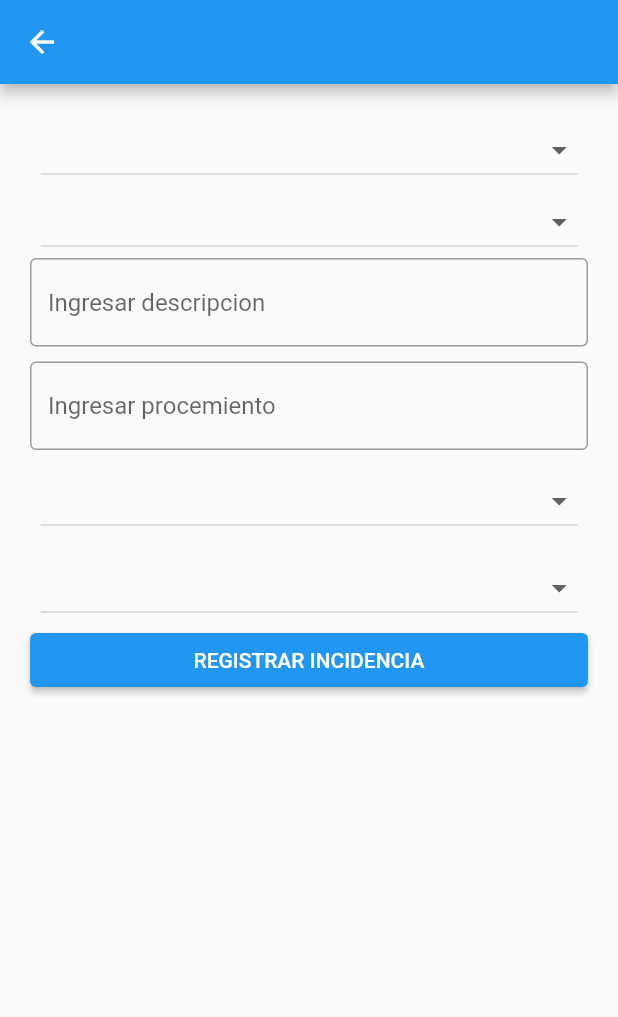
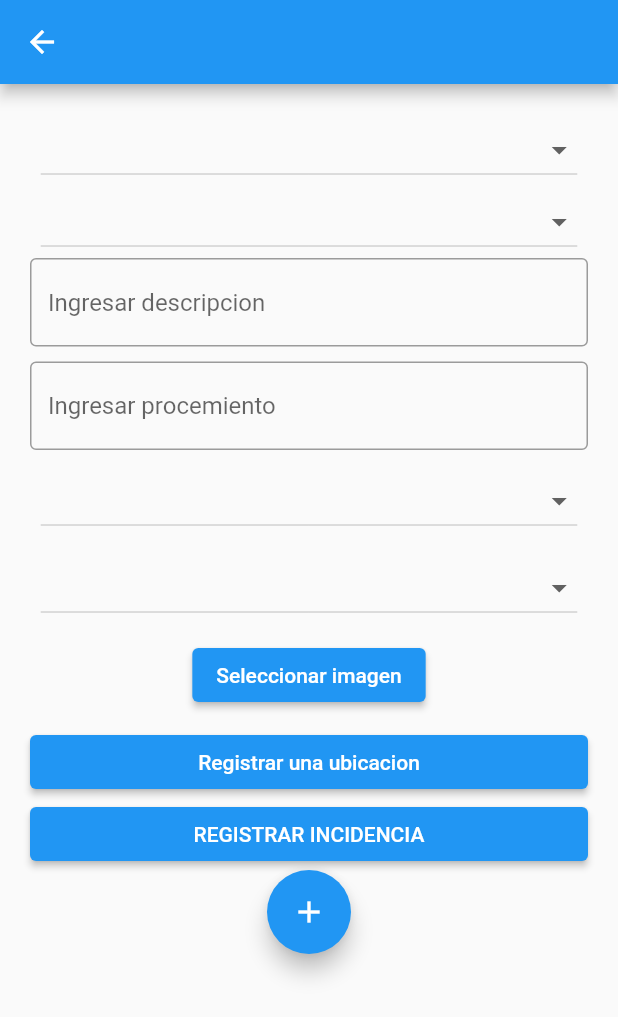
Before and after one commit to malenarojas/Proyecto-taller, a Flutter app: the RegistrarIncidenciasScreen screen opened directly, on a phone screen of 412 x 824 dp. Shown: the top 1017 px of the screen. Run offline on Flutter 3.47's test engine with Material 2 defaults, Android fonts, the phone set to English and light mode, and no system bars; our stand-ins replace equatable, firebase_core, firebase_messaging, flutter_bloc, go_router, image_picker and 3 more; accounts and stored records are empty; network calls fail.

Commit message:
subiendo la IA

```diff
--- a/lib/config/constants.dart
+++ b/lib/config/constants.dart
@@ -1,3 +1,3 @@
 class Constants {
-  static final API_URL = "http://192.168.99.2:3001/api/v1/mobile";
+  static final API_URL = "http://192.168.0.41:3001/api/v1/mobile";
 }
--- a/lib/main.dart
+++ b/lib/main.dart
@@ -1,5 +1,4 @@
 import 'package:flutter/material.dart';
-import 'package:login/screens/Incidencias_screen.dart';
 import 'package:login/screens/actividad1_screen.dart';
 import 'package:login/screens/actividad_screen.dart';
 import 'package:login/screens/home_screen.dart';
@@ -53,7 +52,7 @@ class _MyAppState extends State<MyApp> {
         // scaffoldMessengerKey: messengerKey,
         routes: {
           'Login': (context) => const LoginScreen(),
-          'Incidencia': (context) => IncidenciasScreen(),
+          //'Incidencia': (context) => IncidenciasScreen(),
           'Home': (context) => const HomeScreen(),
           'message': (context) => message_screen(),
           'actividad': (context) => const actividad_screen(),
--- a/lib/models/Estamento.dart
+++ b/lib/models/Estamento.dart
@@ -1,6 +1,47 @@
+import 'dart:convert';
 class Estamento {
   int idEstamento;
   String nombre;
   int codigo;
-  Estamento(this.idEstamento, this.nombre, this.codigo);
+  String foto;
+
+  Estamento({
+    required this.idEstamento,
+    required this.nombre,
+    required this.codigo,
+    required this.foto,
+  });
+
+  factory Estamento.fromJson(String str) =>
+      Estamento.fromMap(json.decode(str));
+
+  String toJson() => json.encode(toMap());
+
+  factory Estamento.fromMap(Map<String, dynamic> json) => Estamento(
+        idEstamento: json["idEstamento"],
+        nombre: json["nombre"],
+        codigo: json["codigo"],
+        foto: json["foto"],
+      );
+
+  Map<String, dynamic> toMap() => {
+        "idEstamento": idEstamento,
+        "nombre": nombre,
+        "codigo": codigo,
+        "foto": foto,
+      };
+
+  bool get isEmpty => idEstamento == 0 && nombre.isEmpty && codigo == 0;
+
+  static List<Estamento> parseEstamentos(String jsonString) {
+    final Map<String, dynamic> parsedJson = json.decode(jsonString);
+    final List<dynamic>? estamentosListJson = parsedJson['estamentos'];
+    if (estamentosListJson != null) {
+      return estamentosListJson
+          .map((estamento) => Estamento.fromMap(estamento))
+          .toList();
+    } else {
+      return [];
+    }
+  }
 }
--- a/lib/models/Incidencia.dart
+++ b/lib/models/Incidencia.dart
@@ -9,6 +9,7 @@ class Incidencia {
   int idOperativo;
   int idCategoria;
   int idTipoIncidencia;
+  int idDenuncia;
   int idZona;
   String zona;
   String fechaCreacion;
@@ -24,7 +25,9 @@ class Incidencia {
       this.idOperativo,
       this.idCategoria,
       this.idTipoIncidencia,
+      this.idDenuncia,
       this.idZona,
       this.zona,
-      this.fechaCreacion);
+      this.fechaCreacion,
+      item);
 }
--- a/lib/screens/RegistrarIncidencias_screen.dart
+++ b/lib/screens/RegistrarIncidencias_screen.dart
@@ -1,8 +1,11 @@
 import 'dart:convert';
+import 'dart:io';
 
 import 'package:flutter/material.dart';
 import 'package:http/http.dart' as http;
+import 'package:image_picker/image_picker.dart';
 import 'package:login/config/constants.dart';
+import 'package:login/screens/Facial_screen.dart';
 
 import '../models/Estamento.dart';
 import '../models/Tipo.dart';
@@ -32,8 +35,8 @@ class _RegistrarIncidenciasScreenState
 
   Estamento? selectedEstamento;
   List<Estamento> estamentos = [
-    Estamento(4, "Malena Rojas", 218044322),
-    Estamento(6, "Maria Angélica Miranda Mendoza", 218123821),
+    Estamento(idEstamento: 4,nombre: 'malena Rojas Camargo', codigo: 218099282, foto: ''),
+    Estamento(idEstamento: 6,nombre: 'Angelica miranda mendoza', codigo: 218099282, foto: ''),
   ];
   Categoria? selectedCategoria;
   List<Categoria> categorias = [
@@ -58,6 +61,8 @@ class _RegistrarIncidenciasScreenState
     Zona(2, "Modulos"),
     Zona(3, "Rectorado"),
   ];
+
+  File? selectedImage;
 
   @override
   Widget build(BuildContext context) {
@@ -190,8 +195,29 @@ class _RegistrarIncidenciasScreenState
                   },
                 ).toList(),
               ),
-
-
+                 const SizedBox(height: 10),
+              ElevatedButton(
+                onPressed: () {
+                  pickImage();
+                },
+                child: Text("Seleccionar imagen"),
+              ),
+              selectedImage != null
+                  ? Image.file(selectedImage!)
+                  : Container(),
+              const SizedBox(height: 10),
+                 SizedBox(
+                  width: double.infinity,
+                  child: Padding(
+                    padding: EdgeInsets.symmetric(horizontal: 0),
+                    child: ElevatedButton(
+                      onPressed: () {
+                        //guardarRegistro();
+                      },
+                      child: Text("Registrar una ubicacion"),
+                    ),
+                  ),
+                ),
                  SizedBox(
                   width: double.infinity,
                   child: Padding(
@@ -199,17 +225,41 @@ class _RegistrarIncidenciasScreenState
                     child: ElevatedButton(
                       onPressed: () {
                         guardarRegistro();
+                         mostrarMensaje('Se guardo correctamente');
                       },
                       child: Text("REGISTRAR INCIDENCIA"),
                     ),
                   ),
                 ),
-
+               FloatingActionButton(
+               onPressed: () {
+                Navigator.push(
+                  context,
+                  MaterialPageRoute(
+                      builder: (context) => FacialScreen()),
+                );
+              },
+              child: Icon(Icons.add),
+            ),
             ],
           ),
         ),
       ),
     );
+  }
+  void mostrarMensaje(String mensaje) {
+  final snackBar = SnackBar(content: Text(mensaje));
+  ScaffoldMessenger.of(context).showSnackBar(snackBar);
+}
+  Future<void> pickImage() async {
+    final picker = ImagePicker();
+    final pickedImage = await picker.pickImage(source: ImageSource.gallery);
+
+    setState(() {
+      if (pickedImage != null) {
+        selectedImage = File(pickedImage.path);
+      }
+    });
   }
 
   Future<void> guardarRegistro() async {
@@ -229,6 +279,12 @@ class _RegistrarIncidenciasScreenState
     String url = "${Constants.API_URL}/incidents";
 
     try {
+        List<String> base64Images = [];
+      if (selectedImage != null) {
+        List<int> imageBytes = await selectedImage!.readAsBytes();
+        String base64Image = base64Encode(imageBytes);
+        base64Images.add(base64Image);
+      }
       // Envío de los datos del registro al backend
       Map<String, String> headers = {
         'Content-Type': 'application/json',
@@ -246,6 +302,7 @@ class _RegistrarIncidenciasScreenState
         'idCategoria': idCategoria,
         'idTipoIncidencia': idTipoIncidencia,
         'idZona': idZona,
+        'imagenes':  jsonEncode(base64Images),
       };
 
       print('Enviando body: $body');
--- a/lib/screens/login_screen.dart
+++ b/lib/screens/login_screen.dart
@@ -1,5 +1,5 @@
 import 'package:flutter/material.dart';
-import 'package:login/screens/Incidencias_screen.dart';
+import 'package:login/screens/RegistrarIncidencias_screen.dart';
 import 'package:login/widgets/input_decoration.dart';
 
 class LoginScreen extends StatelessWidget {
@@ -103,7 +103,7 @@ class LoginScreen extends StatelessWidget {
                               Navigator.push(
                                 context,
                                 MaterialPageRoute(
-                                    builder: (context) => IncidenciasScreen()),
+                                    builder: (context) => RegistrarIncidenciasScreen()),
                               );
                               //Navigator.pushReplacementNamed(context, 'Incidencia');
                             },
```
Also changed, not shown: lib/screens/Facial_screen.dart (+21 -24 lines), lib/screens/Incidencias_screen.dart (+7 -5 lines), lib/screens/registrar_infractor.dart (added, +123 -0 lines), lib/screens/util_facial.dart (added, +54 -0 lines), lib/services/FacialServices.dart (+43 -29 lines), lib/models/Infractor.dart (added), 5 other files.
